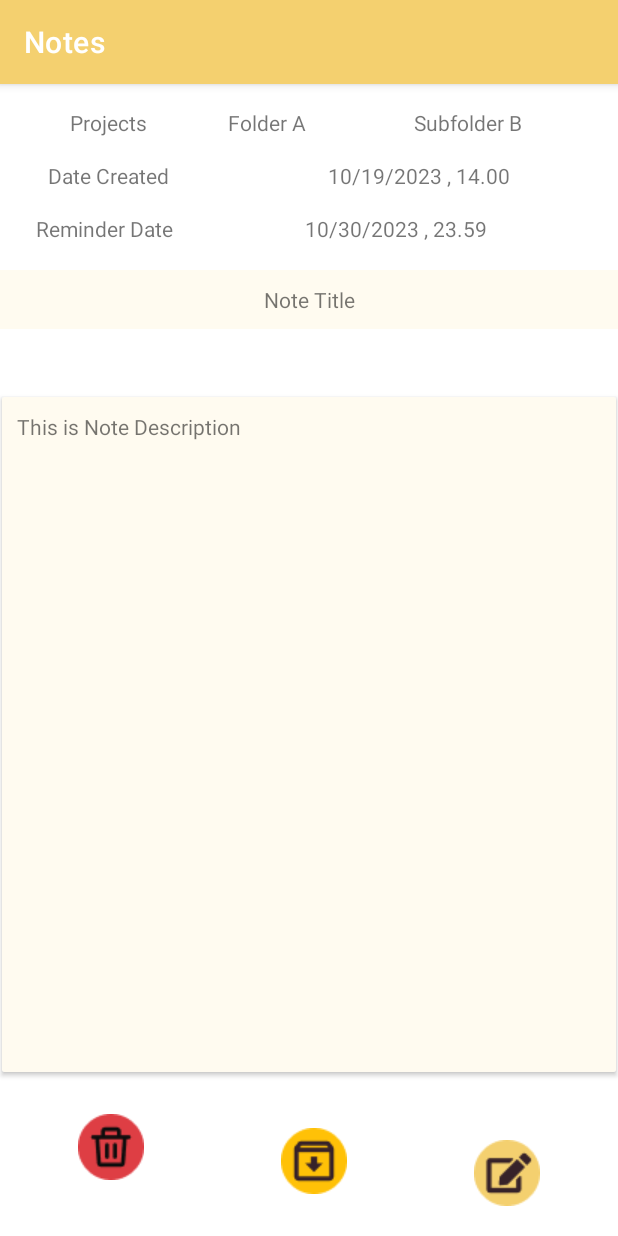
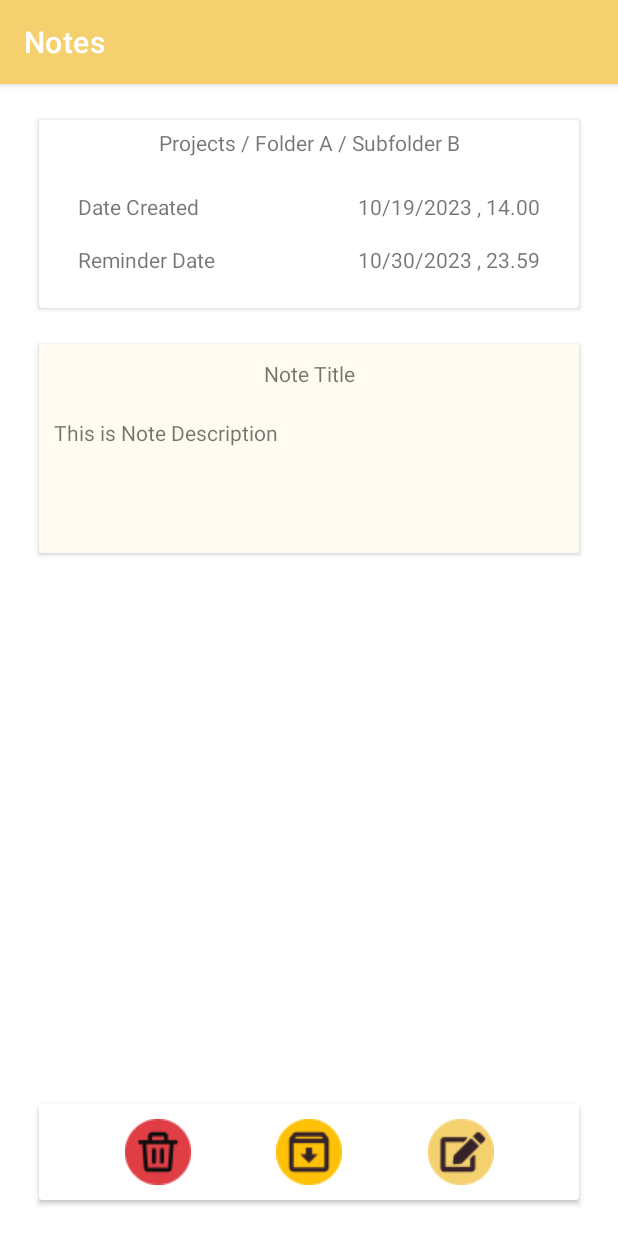
Before and after one commit to pewpew28/macro-SecondBrain, an Android app: the OpenNoteActivity screen opened directly, with no data from a screen before it, on a phone screen of 412 x 824 dp. Run offline under Robolectric (Android 15) with nearby library versions, the phone set to English and light mode, and no system bars.

Commit message:
UI OpenNote Sudah Rapi

```diff
--- a/app/src/main/res/layout/activity_open_note.xml
+++ b/app/src/main/res/layout/activity_open_note.xml
@@ -6,145 +6,175 @@
     android:layout_height="match_parent"
     tools:context=".ui.note.OpenNoteActivity">
 
+    <androidx.cardview.widget.CardView
+        android:id="@+id/cv_detailNote"
+        android:layout_width="360dp"
+        android:layout_height="125dp"
+        android:layout_margin="24sp"
+        app:layout_constraintEnd_toEndOf="parent"
+        app:layout_constraintStart_toStartOf="parent"
+        app:layout_constraintTop_toTopOf="parent">
+
+        <androidx.constraintlayout.widget.ConstraintLayout
+            android:layout_width="match_parent"
+            android:layout_height="match_parent"
+            tools:layout_editor_absoluteX="2dp"
+            tools:layout_editor_absoluteY="0dp">
 
             <TextView
-        android:id="@+id/tv_noteTitle"
-        android:layout_width="match_parent"
+                android:id="@+id/tv_directory"
+                android:layout_width="wrap_content"
                 android:layout_height="wrap_content"
-        android:layout_marginTop="124dp"
-        android:padding="10sp"
-        android:text="Note Title"
-        android:background="@color/Background"
-        android:textAlignment="center"
+                android:padding="5sp"
+                android:text="Projects / Folder A / Subfolder B"
                 app:layout_constraintEnd_toEndOf="parent"
-        app:layout_constraintHorizontal_bias="1.0"
                 app:layout_constraintStart_toStartOf="parent"
                 app:layout_constraintTop_toTopOf="parent" />
 
-    <ImageView
-        android:id="@+id/iv_edit"
+            <TextView
+                android:id="@+id/tv_dateCreatedLabel"
                 android:layout_width="wrap_content"
                 android:layout_height="wrap_content"
-        android:layout_marginEnd="52dp"
-        android:layout_marginBottom="20dp"
-        app:layout_constraintBottom_toBottomOf="parent"
-        app:layout_constraintEnd_toEndOf="parent"
-        app:srcCompat="@drawable/edit" />
+                android:layout_marginStart="24sp"
+                android:layout_marginTop="16dp"
+                android:padding="2sp"
+                android:text="Date Created"
+                app:layout_constraintStart_toStartOf="parent"
+                app:layout_constraintTop_toBottomOf="@id/tv_directory" />
 
-    <ImageView
-        android:id="@+id/iv_delete"
+            <TextView
+                android:id="@+id/tv_dateCreated"
                 android:layout_width="wrap_content"
                 android:layout_height="wrap_content"
-        android:layout_marginStart="52dp"
-        android:layout_marginTop="28dp"
-        app:layout_constraintStart_toStartOf="parent"
-        app:layout_constraintTop_toBottomOf="@+id/cardView"
-        app:srcCompat="@drawable/delete" />
-
-    <ImageView
-        android:id="@+id/iv_archive"
-        android:layout_width="wrap_content"
-        android:layout_height="wrap_content"
-        app:layout_constraintBottom_toBottomOf="parent"
-        app:layout_constraintEnd_toStartOf="@+id/iv_edit"
-        app:layout_constraintHorizontal_bias="0.519"
-        app:layout_constraintStart_toEndOf="@+id/iv_delete"
-        app:layout_constraintTop_toBottomOf="@+id/cardView"
-        app:layout_constraintVertical_bias="0.574"
-        app:srcCompat="@drawable/archive" />
+                android:layout_marginTop="16dp"
+                android:layout_marginEnd="24sp"
+                android:padding="2sp"
+                android:text="10/19/2023 , 14.00"
+                app:layout_constraintEnd_toEndOf="parent"
+                app:layout_constraintHorizontal_bias="1.0"
+                app:layout_constraintStart_toEndOf="@id/tv_dateCreatedLabel"
+                app:layout_constraintTop_toBottomOf="@id/tv_directory" />
 
             <TextView
                 android:id="@+id/tv_reminderDateLabel"
                 android:layout_width="wrap_content"
                 android:layout_height="wrap_content"
                 android:layout_marginStart="24dp"
-        android:layout_marginTop="16dp"
+                android:layout_marginTop="12dp"
+                android:padding="2sp"
                 android:text="Reminder Date"
+                app:layout_constraintBottom_toBottomOf="parent"
                 app:layout_constraintStart_toStartOf="parent"
-        app:layout_constraintTop_toBottomOf="@+id/tv_dateCreatedLabel" />
-
-    <TextView
-        android:id="@+id/tv_dateCreatedLabel"
-        android:layout_width="wrap_content"
-        android:layout_height="wrap_content"
-        android:layout_marginStart="32dp"
-        android:layout_marginTop="16dp"
-        android:text="Date Created"
-        app:layout_constraintStart_toStartOf="parent"
-        app:layout_constraintTop_toBottomOf="@+id/tv_category" />
+                app:layout_constraintTop_toBottomOf="@+id/tv_dateCreatedLabel"
+                app:layout_constraintVertical_bias="0.0" />
 
             <TextView
                 android:id="@+id/tv_reminderDate"
                 android:layout_width="wrap_content"
                 android:layout_height="wrap_content"
-        android:layout_marginTop="16dp"
+                android:layout_marginTop="12dp"
+                android:layout_marginEnd="24sp"
+                android:padding="2sp"
                 android:text="10/30/2023 , 23.59"
+                app:layout_constraintBottom_toBottomOf="parent"
                 app:layout_constraintEnd_toEndOf="parent"
-        app:layout_constraintStart_toEndOf="@+id/tv_reminderDateLabel"
-        app:layout_constraintTop_toBottomOf="@+id/tv_dateCreated" />
+                app:layout_constraintHorizontal_bias="1.0"
+                app:layout_constraintStart_toEndOf="@id/tv_reminderDateLabel"
+                app:layout_constraintTop_toBottomOf="@+id/tv_dateCreated"
+                app:layout_constraintVertical_bias="0.0" />
+
+
+        </androidx.constraintlayout.widget.ConstraintLayout>
+    </androidx.cardview.widget.CardView>
+
+    <androidx.cardview.widget.CardView
+        android:id="@+id/cv_note"
+        android:layout_width="360dp"
+        android:layout_height="wrap_content"
+        android:layout_margin="24sp"
+        app:layout_constraintEnd_toEndOf="parent"
+        app:layout_constraintStart_toStartOf="parent"
+        app:layout_constraintTop_toBottomOf="@id/cv_detailNote">
+
+        <androidx.constraintlayout.widget.ConstraintLayout
+            android:layout_width="match_parent"
+            android:layout_height="match_parent">
 
             <TextView
-        android:id="@+id/tv_dateCreated"
-        android:layout_width="wrap_content"
+                android:id="@+id/tv_noteTitle"
+                android:layout_width="match_parent"
                 android:layout_height="wrap_content"
-        android:layout_marginStart="96dp"
-        android:layout_marginTop="16dp"
-        android:text="10/19/2023 , 14.00"
+                android:background="@color/Background"
+                android:padding="10sp"
+                android:text="Note Title"
+                android:textAlignment="center"
+                app:layout_constraintTop_toTopOf="parent"
                 app:layout_constraintEnd_toEndOf="parent"
-        app:layout_constraintHorizontal_bias="0.125"
-        app:layout_constraintStart_toEndOf="@+id/tv_dateCreatedLabel"
-        app:layout_constraintTop_toBottomOf="@+id/tv_subfolder" />
-
-    <TextView
-        android:id="@+id/tv_category"
-        android:layout_width="wrap_content"
-        android:layout_height="wrap_content"
-        android:layout_marginTop="16dp"
-        android:text="Projects"
-        app:layout_constraintEnd_toStartOf="@+id/tv_folder"
-        app:layout_constraintHorizontal_bias="0.463"
-        app:layout_constraintStart_toStartOf="parent"
-        app:layout_constraintTop_toTopOf="parent" />
-
-    <TextView
-        android:id="@+id/tv_folder"
-        android:layout_width="wrap_content"
-        android:layout_height="wrap_content"
-        android:layout_marginTop="16dp"
-        android:layout_marginEnd="72dp"
-        android:text="Folder A"
-        app:layout_constraintEnd_toStartOf="@+id/tv_subfolder"
-        app:layout_constraintTop_toTopOf="parent" />
-
-    <TextView
-        android:id="@+id/tv_subfolder"
-        android:layout_width="wrap_content"
-        android:layout_height="wrap_content"
-        android:layout_marginTop="16dp"
-        android:layout_marginEnd="64dp"
-        android:text="Subfolder B"
-        app:layout_constraintEnd_toEndOf="parent"
-        app:layout_constraintTop_toTopOf="parent" />
-
-    <androidx.cardview.widget.CardView
-        android:id="@+id/cardView"
-        android:layout_width="409dp"
-        android:layout_height="450dp"
-        app:layout_constraintBottom_toTopOf="@+id/iv_edit"
-        app:layout_constraintEnd_toEndOf="parent"
-        app:layout_constraintStart_toStartOf="parent"
-        app:layout_constraintTop_toBottomOf="@+id/tv_noteTitle"
-        app:layout_constraintVertical_bias="0.5">
+                app:layout_constraintStart_toStartOf="parent" />
 
             <TextView
                 android:id="@+id/tv_noteDesc"
                 android:layout_width="match_parent"
-            android:layout_height="match_parent"
+                android:layout_height="wrap_content"
+                android:minHeight="100dp"
                 android:background="@color/Background"
                 android:padding="10sp"
                 android:text="This is Note Description"
-            tools:layout_editor_absoluteX="166dp"
-            tools:layout_editor_absoluteY="310dp" />
+                app:layout_constraintTop_toBottomOf="@id/tv_noteTitle"
+                tools:layout_editor_absoluteX="170dp"
+                tools:layout_editor_absoluteY="124dp" />
+        </androidx.constraintlayout.widget.ConstraintLayout>
+    </androidx.cardview.widget.CardView>
+
+    <androidx.cardview.widget.CardView
+        android:id="@+id/cv_action"
+        android:layout_width="360dp"
+        android:layout_margin="24sp"
+        android:layout_height="wrap_content"
+        app:layout_constraintBottom_toBottomOf="parent"
+        app:layout_constraintEnd_toEndOf="parent"
+        app:layout_constraintStart_toStartOf="parent">
+
+        <androidx.constraintlayout.widget.ConstraintLayout
+            android:layout_width="match_parent"
+            android:layout_height="match_parent">
+
+            <ImageView
+                android:id="@+id/iv_edit"
+                android:layout_width="wrap_content"
+                android:layout_height="wrap_content"
+                android:layout_marginVertical="10sp"
+                android:layout_marginHorizontal="24dp"
+                app:srcCompat="@drawable/edit"
+                app:layout_constraintStart_toEndOf="@id/iv_archive"
+                app:layout_constraintEnd_toEndOf="parent"
+                app:layout_constraintTop_toTopOf="parent"
+                app:layout_constraintBottom_toBottomOf="parent"/>
+
+            <ImageView
+                android:id="@+id/iv_delete"
+                android:layout_width="wrap_content"
+                android:layout_height="wrap_content"
+                android:layout_marginVertical="10sp"
+                android:layout_marginHorizontal="24dp"
+                app:srcCompat="@drawable/delete"
+                app:layout_constraintStart_toStartOf="parent"
+                app:layout_constraintEnd_toStartOf="@id/iv_archive"
+                app:layout_constraintTop_toTopOf="parent"
+                app:layout_constraintBottom_toBottomOf="parent"/>
+
+            <ImageView
+                android:id="@+id/iv_archive"
+                android:layout_width="wrap_content"
+                android:layout_height="wrap_content"
+                android:layout_marginVertical="10sp"
+                app:layout_constraintBottom_toBottomOf="parent"
+                app:layout_constraintEnd_toEndOf="parent"
+                app:layout_constraintStart_toStartOf="parent"
+                app:layout_constraintTop_toTopOf="parent"
+                app:layout_constraintVertical_bias="0.2"
+                app:srcCompat="@drawable/archive" />
+        </androidx.constraintlayout.widget.ConstraintLayout>
     </androidx.cardview.widget.CardView>
 
 </androidx.constraintlayout.widget.ConstraintLayout>
```
Lines whose indentation alone changed are shown as unchanged.
